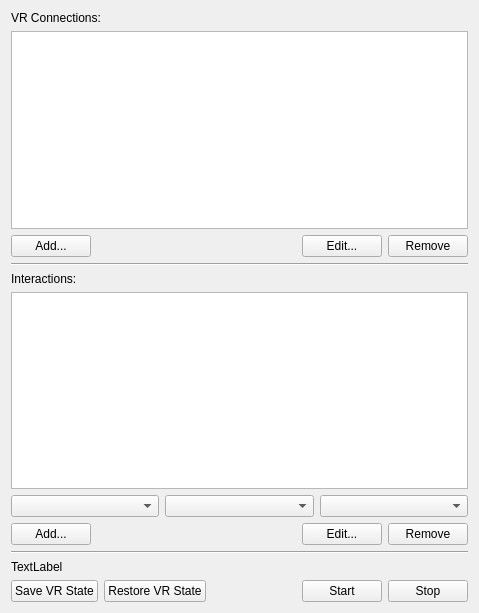
Old version of the form Plugins/CAVEInteraction/pqVRDockPanel.ui in the repository Kitware/ParaView.
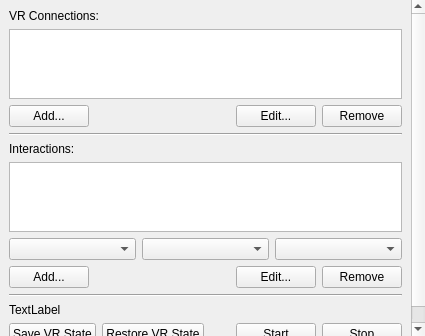
New version of the form. Icons and pictures are not drawn. Custom widgets are drawn as their Qt base class.

Commit message: CAVEInteraction: Make configuration panel scrollable and resizeable

```diff
--- a/Plugins/CAVEInteraction/pqVRDockPanel.ui
+++ b/Plugins/CAVEInteraction/pqVRDockPanel.ui
@@ -3,15 +3,14 @@
 <!-- SPDX-License-Identifier: BSD-3-Clause -->
 <ui version="4.0">
  <class>VRDockPanel</class>
+ <widget class="QScrollArea" name="scrollArea">
+  <property name="frameShape">
+   <enum>QFrame::NoFrame</enum>
+  </property>
+  <property name="widgetResizable">
+   <bool>true</bool>
+  </property>
  <widget class="QWidget" name="VRDockPanel">
-  <property name="geometry">
-   <rect>
-    <x>0</x>
-    <y>0</y>
-    <width>479</width>
-    <height>613</height>
-   </rect>
-  </property>
   <property name="windowTitle">
    <string/>
   </property>
@@ -260,6 +259,7 @@
     <layout class="QVBoxLayout" name="collaborationContainer"/>
    </item>
   </layout>
+  </widget>
  </widget>
  <customwidgets>
   <customwidget>
```
Lines whose indentation alone changed are shown as unchanged. The commit also changes 1 other file.
